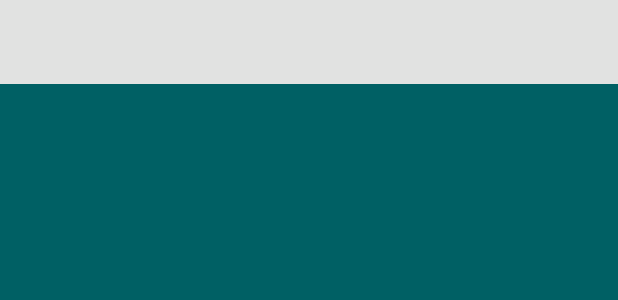
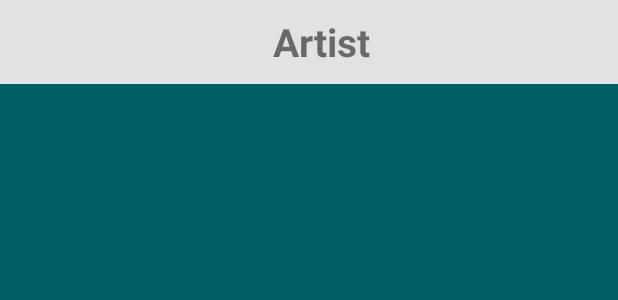
Before and after one commit to alaeldin91/Movie-app-kotlin, an Android app: the layout activity_artist_details.xml on its own in the app's theme, with its tools: preview values and no code run, on a phone screen of 412 x 824 dp. Shown: the top 300 px of the screen. Run offline under Robolectric (Android 15) with nearby library versions, the phone set to English and light mode, and no system bars.

Commit message:
create ArtistdetailsModel

```diff
--- a/app/src/main/AndroidManifest.xml
+++ b/app/src/main/AndroidManifest.xml
@@ -21,7 +21,7 @@
         android:usesCleartextTraffic="true"
         tools:targetApi="31">
         <activity
-            android:name=".ArtistDetails"
+            android:name=".artistDetails.ArtistDetails"
             android:exported="false" />
         <activity
             android:name=".MainActivity"
--- a/app/src/main/java/com/example/moviesapp/db/ArtistDao.kt
+++ b/app/src/main/java/com/example/moviesapp/db/ArtistDao.kt
@@ -13,5 +13,7 @@ interface ArtistDao {
 
     @Query("SELECT  * FROM popular_artists")
      fun getPopularArtists(): LiveData<List<Artist>>
+     @Query("SELECT * FROM popular_artists where id=:id")
+     fun getPopularArtist(id:Int):LiveData<Artist>
 
 }
--- a/app/src/main/java/com/example/moviesapp/db/MediaDb.kt
+++ b/app/src/main/java/com/example/moviesapp/db/MediaDb.kt
@@ -7,7 +7,7 @@ import com.example.moviesapp.model.Movie
 import com.example.moviesapp.model.TvShow
 
 
-@Database(entities = [Movie::class,Artist::class,TvShow::class], version = 3, exportSchema = false)
+@Database(entities = [Movie::class,Artist::class,TvShow::class], version = 4, exportSchema = false)
 abstract class MediaDb : RoomDatabase() {
     abstract fun movieDao(): MovieDao
     abstract fun artistDao(): ArtistDao
--- a/app/src/main/java/com/example/moviesapp/di/DataBaseModule.kt
+++ b/app/src/main/java/com/example/moviesapp/di/DataBaseModule.kt
@@ -3,6 +3,7 @@ package com.example.moviesapp.di
 import android.app.Application
 import androidx.room.Room
 import com.example.moviesapp.db.MediaDb
+import com.example.moviesapp.model.Artist
 import com.example.moviesapp.network.ApiService
 import com.example.moviesapp.repository.TmdbRepository
 import dagger.Module
@@ -28,4 +29,7 @@ class DataBaseModule {
     fun provideTmdbRepositry(apiService: ApiService, mediaDb: MediaDb): TmdbRepository {
         return TmdbRepository(apiService, mediaDb.movieDao(), mediaDb.artistDao(), mediaDb.tvDao())
     }
+
+
+
 }
--- a/app/src/main/java/com/example/moviesapp/repository/TmdbRepository.kt
+++ b/app/src/main/java/com/example/moviesapp/repository/TmdbRepository.kt
@@ -75,7 +75,9 @@ class TmdbRepository @Inject constructor(
     fun getLocalTvs(): LiveData<List<TvShow>> {
         return tvDao.getTvList()
     }
-
+     fun getLocalArtistById(id: Int):LiveData<Artist>{
+         return artistDao.getPopularArtist(id)
+     }
     /**
      * getData in Api Using Api Service
      */
@@ -99,4 +101,5 @@ class TmdbRepository @Inject constructor(
     fun getTvShow(apiKey: String): Call<TvShowList> {
         return apiService.getPopularTv(apiKey)
     }
+
 }
--- a/app/src/main/java/com/example/moviesapp/ui/artist/ArtistViewModel.kt
+++ b/app/src/main/java/com/example/moviesapp/ui/artist/ArtistViewModel.kt
@@ -23,6 +23,7 @@ class ArtistViewModel @Inject constructor(repository: TmdbRepository) : ViewMode
     init {
         this.repository = repository
         this.artistListItemLocal = repository.getLocalArtist()
+
     }
 
      fun getArtist(apikey: String) {
--- a/app/src/main/res/layout/activity_artist_details.xml
+++ b/app/src/main/res/layout/activity_artist_details.xml
@@ -13,6 +13,16 @@
         app:layout_constraintEnd_toEndOf="parent"
         app:layout_constraintStart_toStartOf="parent"
         app:layout_constraintTop_toTopOf="parent">
+        <TextView
+            android:layout_width="match_parent"
+            android:layout_height="wrap_content"
+            android:text="Artist"
+            android:textSize="@dimen/_20sdp"
+            android:textStyle="bold"
+            android:gravity="center">
+
+        </TextView>
+
 
     </androidx.appcompat.widget.Toolbar>
 </androidx.constraintlayout.widget.ConstraintLayout>
```
Also changed, not shown: app/src/main/java/com/example/moviesapp/ArtistDetails.kt (deleted, +0 -11 lines), app/src/main/java/com/example/moviesapp/artistDetails/ArtistDetails.kt (added, +19 -0 lines), app/src/main/java/com/example/moviesapp/artistDetails/ArtistDetailsViewModel.kt (added, +26 -0 lines), app/src/main/java/com/example/moviesapp/helper/PreferencesHelper.kt (added, +36 -0 lines), app/src/main/java/com/example/moviesapp/ui/artist/ArtistFragment.kt (+5 -3 lines).
